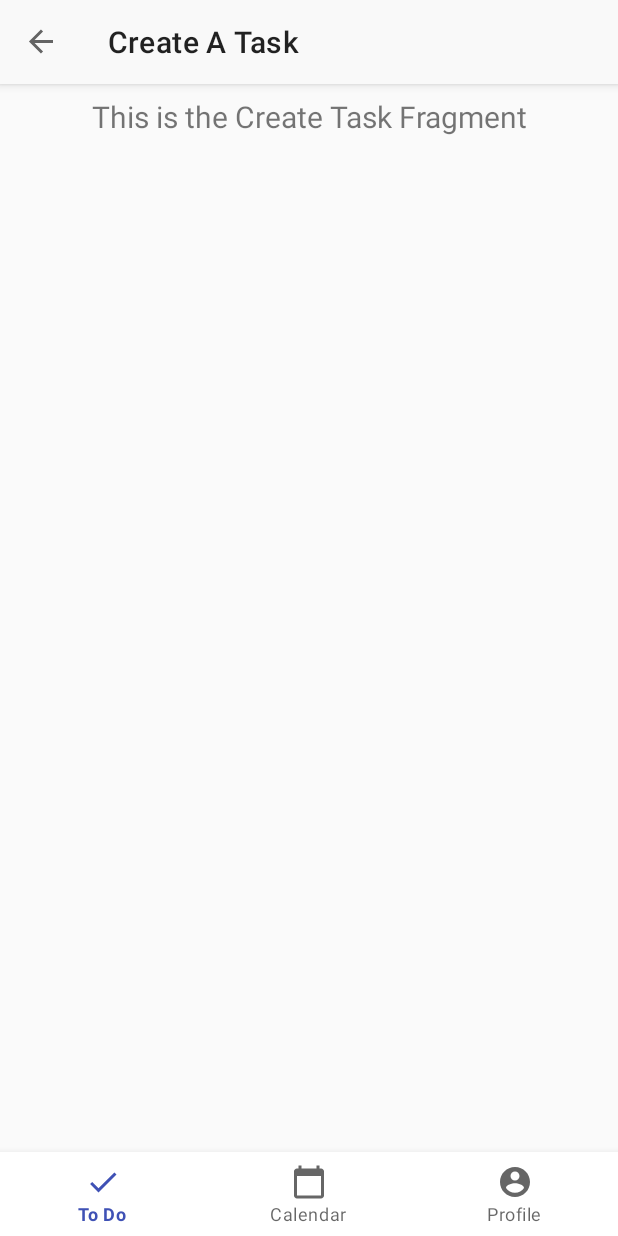
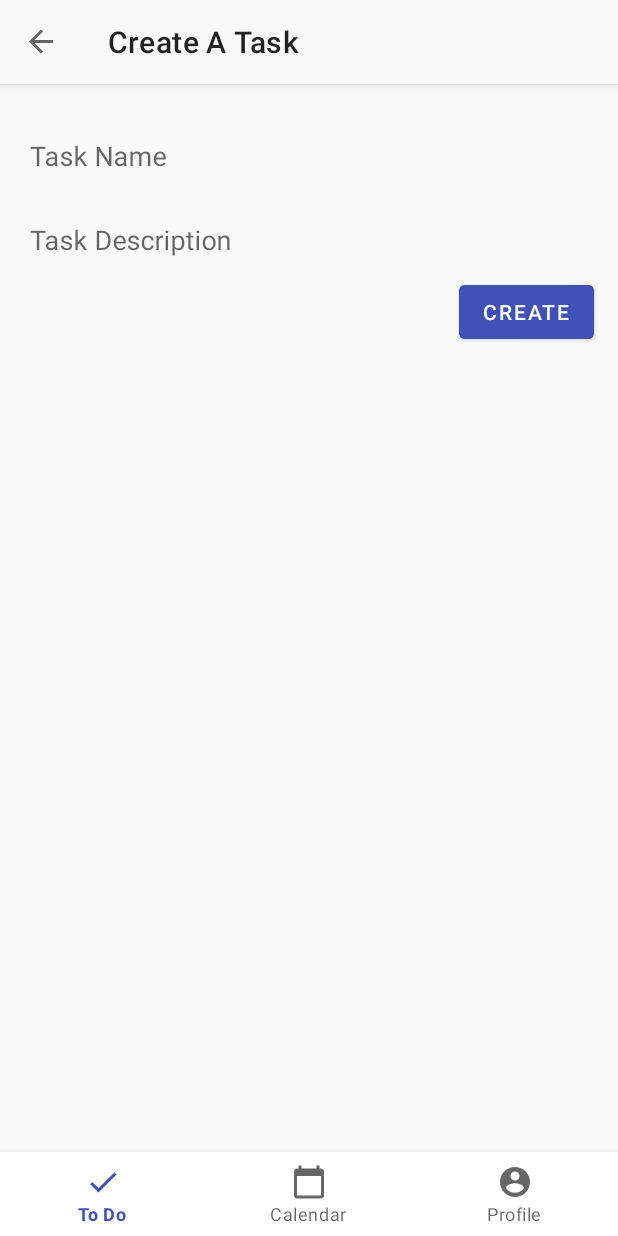
Before and after one commit to ntsummers1/Streaks, an Android app: the CreateTaskFragment screen opened through its navigation route, on a phone screen of 412 x 824 dp. Run offline under Robolectric (Android 15) with nearby library versions, the phone set to English and light mode, and no system bars; our stand-ins replace Dagger/Hilt's generated code, Room's generated code, navigation-ui; 1 statement that could not run was skipped.

Commit message:
Setup first pass at task creation experience

```diff
--- a/app/src/main/java/com/ntsummers1/streaks/ui/tasks/CreateTaskFragment.kt
+++ b/app/src/main/java/com/ntsummers1/streaks/ui/tasks/CreateTaskFragment.kt
@@ -8,9 +8,16 @@ import android.widget.TextView
 import androidx.fragment.app.Fragment
 import androidx.lifecycle.Observer
 import androidx.lifecycle.ViewModelProviders
+import androidx.navigation.findNavController
+import com.google.android.material.button.MaterialButton
+import com.google.android.material.floatingactionbutton.FloatingActionButton
+import com.google.android.material.textfield.TextInputEditText
 import com.ntsummers1.streaks.MainActivity
 import com.ntsummers1.streaks.R
+import com.ntsummers1.streaks.data.entity.Task
 import kotlinx.android.synthetic.main.fragment_create_task.*
+import kotlinx.coroutines.GlobalScope
+import kotlinx.coroutines.launch
 import javax.inject.Inject
 
 class CreateTaskFragment : Fragment() {
@@ -18,6 +25,10 @@ class CreateTaskFragment : Fragment() {
     @Inject
     lateinit var viewModelFactory: CreateTaskViewModelFactory
     lateinit var viewModel: CreateTaskViewModel
+
+    private var addTaskButton: MaterialButton? = null
+    private var createTaskTitle: TextInputEditText? = null
+    private var createTaskDescription: TextInputEditText? = null
 
     override fun onCreateView(
         inflater: LayoutInflater,
@@ -28,6 +39,10 @@ class CreateTaskFragment : Fragment() {
 
         (activity as MainActivity).setupLowerLevelFragment()
         (activity as MainActivity).createTaskFragment(this)
+
+        addTaskButton = root.findViewById(R.id.add_task)
+        createTaskTitle = root.findViewById(R.id.create_task_title_input)
+        createTaskDescription = root.findViewById(R.id.create_task_description_input)
 
         return root
     }
@@ -42,8 +57,18 @@ class CreateTaskFragment : Fragment() {
     }
 
     fun initUi() {
-        viewModel.text.observe(this, Observer {
-            text_create_task_header.text = it
-        })
+        addTaskButton?.setOnClickListener {
+
+            val title = createTaskTitle?.text?.toString()
+            val description = createTaskDescription?.text?.toString()
+
+            if (!title.isNullOrEmpty() and !description.isNullOrEmpty()) {
+                GlobalScope.launch {
+                    viewModel.insertTask(Task(title, description))
+                }
+                view?.findNavController()?.
+                    navigate(R.id.action_navigation_create_task_to_navigation_todo)
+            }
+        }
     }
 }
--- a/app/src/main/java/com/ntsummers1/streaks/ui/tasks/CreateTaskViewModel.kt
+++ b/app/src/main/java/com/ntsummers1/streaks/ui/tasks/CreateTaskViewModel.kt
@@ -4,16 +4,15 @@ import androidx.lifecycle.LiveData
 import androidx.lifecycle.MutableLiveData
 import androidx.lifecycle.ViewModel
 import androidx.lifecycle.ViewModelProvider
+import com.ntsummers1.streaks.data.entity.Task
 import com.ntsummers1.streaks.data.repository.TaskRepository
 import com.ntsummers1.streaks.ui.todo.TodoViewModel
 import javax.inject.Inject
 
 class CreateTaskViewModel(private val taskRepository: TaskRepository) : ViewModel() {
-
-    private val _text = MutableLiveData<String>().apply {
-        value = "This is the Create Task Fragment"
+    suspend fun insertTask(task: Task) {
+        taskRepository.insert(task)
     }
-    val text: LiveData<String> = _text
 }
 
 class CreateTaskViewModelFactory @Inject constructor(private val taskRepository: TaskRepository) :
--- a/app/src/main/res/layout/fragment_create_task.xml
+++ b/app/src/main/res/layout/fragment_create_task.xml
@@ -1,22 +1,58 @@
 <?xml version="1.0" encoding="utf-8"?>
-<androidx.constraintlayout.widget.ConstraintLayout
+<LinearLayout
     xmlns:android="http://schemas.android.com/apk/res/android"
-    xmlns:app="http://schemas.android.com/apk/res-auto"
     android:layout_width="match_parent"
     android:layout_height="match_parent"
     android:layout_marginTop="?android:actionBarSize"
+    android:orientation="vertical"
     android:theme="@style/Background">
 
-    <TextView
-        android:id="@+id/text_create_task_header"
+    <GridLayout
+        android:id="@+id/grid"
         android:layout_width="match_parent"
         android:layout_height="wrap_content"
-        android:layout_marginStart="8dp"
-        android:layout_marginTop="8dp"
-        android:layout_marginEnd="8dp"
-        android:textAlignment="center"
-        android:textSize="20sp"
-        app:layout_constraintEnd_toEndOf="parent"
-        app:layout_constraintStart_toStartOf="parent"
-        app:layout_constraintTop_toTopOf="parent" />
-</androidx.constraintlayout.widget.ConstraintLayout>
+        android:layout_gravity="center"
+        android:padding="16dp"
+        android:clipToPadding="false"
+        android:columnCount="1">
+
+        <com.google.android.material.textfield.TextInputLayout
+            android:id="@+id/create_task_title_hint"
+            android:layout_width="match_parent"
+            android:layout_height="wrap_content"
+            android:layout_row="0"
+            android:hint="@string/create_task_title_hint" >
+
+            <com.google.android.material.textfield.TextInputEditText
+                android:id="@+id/create_task_title_input"
+                android:layout_width="match_parent"
+                android:layout_height="wrap_content"/>
+
+        </com.google.android.material.textfield.TextInputLayout>
+
+        <com.google.android.material.textfield.TextInputLayout
+            android:id="@+id/create_task_description_hint"
+            android:layout_width="match_parent"
+            android:layout_height="wrap_content"
+            android:layout_row="1"
+            android:hint="@string/create_task_description_hint">
+
+            <com.google.android.material.textfield.TextInputEditText
+                android:id="@+id/create_task_description_input"
+                android:layout_width="match_parent"
+                android:layout_height="wrap_content"/>
+
+        </com.google.android.material.textfield.TextInputLayout>
+
+        <com.google.android.material.button.MaterialButton
+            android:id="@+id/add_task"
+            android:layout_width="wrap_content"
+            android:layout_height="wrap_content"
+            android:layout_row="2"
+            android:layout_gravity="end"
+            android:text="@string/create_task_create_button"
+            android:theme="@style/Theme.MaterialComponents"
+            android:backgroundTint="@color/color_primary"
+            android:textColor="@color/white"/>
+    </GridLayout>
+</LinearLayout>
--- a/app/src/main/res/navigation/mobile_navigation.xml
+++ b/app/src/main/res/navigation/mobile_navigation.xml
@@ -31,5 +31,9 @@
     <fragment
         android:id="@+id/navigation_create_task"
         android:name="com.ntsummers1.streaks.ui.tasks.CreateTaskFragment"
-        android:label="@string/title_create_task" />
+        android:label="@string/title_create_task" >
+        <action
+            android:id="@+id/action_navigation_create_task_to_navigation_todo"
+            app:destination="@id/navigation_todo" />
+    </fragment>
 </navigation>
--- a/app/src/main/res/values/strings.xml
+++ b/app/src/main/res/values/strings.xml
@@ -1,13 +1,24 @@
 <resources>
     <string name="app_name">Streaks</string>
+
+    <!-- Navigation Strings -->
     <string name="title_todo">To Do</string>
     <string name="title_calendar">Calendar</string>
     <string name="title_profile">Profile</string>
     <string name="title_create_task">Create A Task</string>
 
+    <!-- To Do Fragment -->
     <string name="todo_header">To Do</string>
 
+    <!-- Calendar Fragment -->
     <string name="calendar_header">Calendar</string>
 
+    <!-- Profile Fragment -->
     <string name="profile_header">Profile</string>
+
+    <!-- Create Task Fragment -->
+    <string name="create_task_title_hint">Task Name</string>
+    <string name="create_task_description_hint">Task Description</string>
+    <string name="create_task_create_button">Create</string>
+
 </resources>
```
